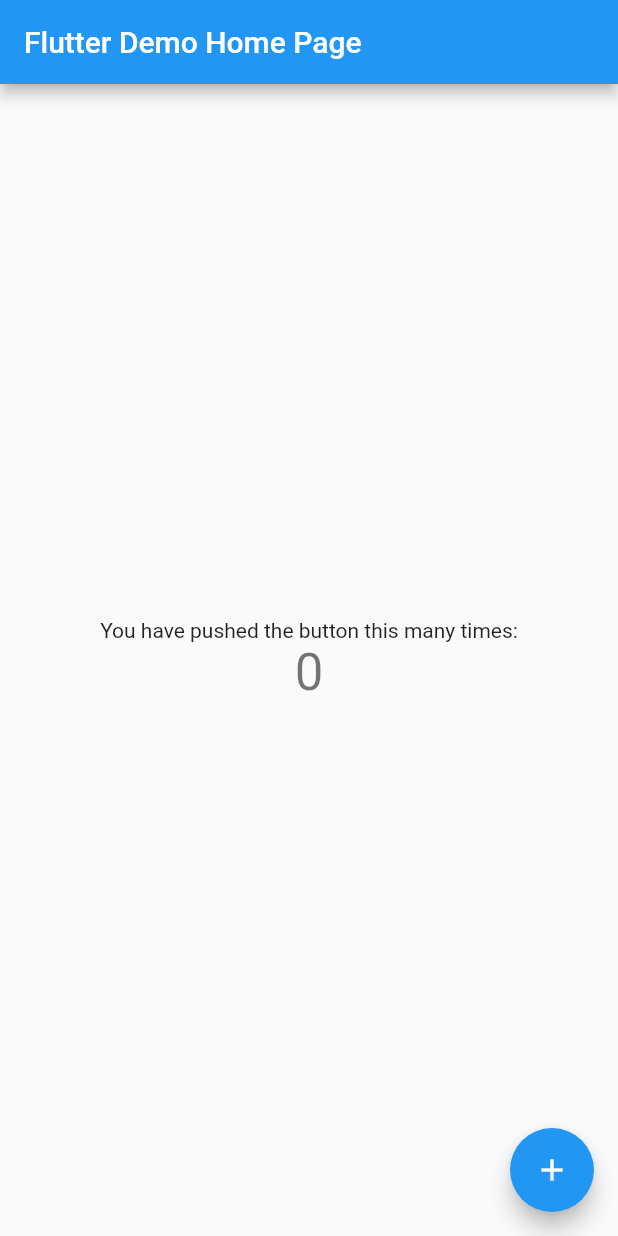
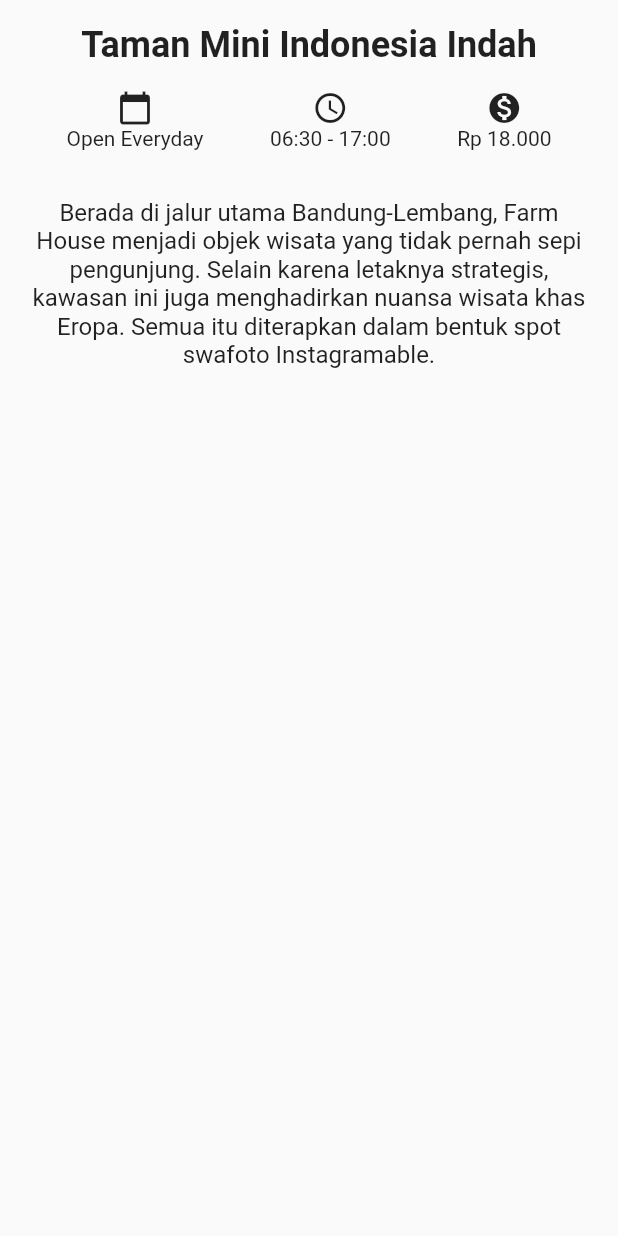
Before and after one commit to Fortissible/flutterWidgetApp, a Flutter app: the screen it shows after launch, on a phone screen of 412 x 824 dp. Run offline on Flutter 3.47's test engine with Material 2 defaults, Android fonts, the phone set to English and light mode, and no system bars.

Commit message:
Create detail screen with widget

```diff
--- a/flutter_widget_app/lib/main.dart
+++ b/flutter_widget_app/lib/main.dart
@@ -1,115 +1,82 @@
 import 'package:flutter/material.dart';
 
-void main() {
-  runApp(const MyApp());
-}
+void main() => runApp(const TourismApp());
 
-class MyApp extends StatelessWidget {
-  const MyApp({super.key});
 
-  // This widget is the root of your application.
+class TourismApp extends StatelessWidget{
+  const TourismApp({Key? key, }) : super(key:key);
+
+
   @override
   Widget build(BuildContext context) {
     return MaterialApp(
-      title: 'Flutter Demo',
-      theme: ThemeData(
-        // This is the theme of your application.
-        //
-        // Try running your application with "flutter run". You'll see the
-        // application has a blue toolbar. Then, without quitting the app, try
-        // changing the primarySwatch below to Colors.green and then invoke
-        // "hot reload" (press "r" in the console where you ran "flutter run",
-        // or simply save your changes to "hot reload" in a Flutter IDE).
-        // Notice that the counter didn't reset back to zero; the application
-        // is not restarted.
-        primarySwatch: Colors.blue,
-      ),
-      home: const MyHomePage(title: 'Flutter Demo Home Page'),
+      title: "wisata turisme",
+      theme: ThemeData(),
+      home: const DetailScreen(),
     );
   }
 }
 
-class MyHomePage extends StatefulWidget {
-  const MyHomePage({super.key, required this.title});
-
-  // This widget is the home page of your application. It is stateful, meaning
-  // that it has a State object (defined below) that contains fields that affect
-  // how it looks.
-
-  // This class is the configuration for the state. It holds the values (in this
-  // case the title) provided by the parent (in this case the App widget) and
-  // used by the build method of the State. Fields in a Widget subclass are
-  // always marked "final".
-
-  final String title;
-
-  @override
-  State<MyHomePage> createState() => _MyHomePageState();
-}
-
-class _MyHomePageState extends State<MyHomePage> {
-  int _counter = 0;
-
-  void _incrementCounter() {
-    setState(() {
-      // This call to setState tells the Flutter framework that something has
-      // changed in this State, which causes it to rerun the build method below
-      // so that the display can reflect the updated values. If we changed
-      // _counter without calling setState(), then the build method would not be
-      // called again, and so nothing would appear to happen.
-      _counter++;
-    });
-  }
+class DetailScreen extends StatelessWidget{
+  const DetailScreen({Key? key,}) : super(key:key);
 
   @override
   Widget build(BuildContext context) {
-    // This method is rerun every time setState is called, for instance as done
-    // by the _incrementCounter method above.
-    //
-    // The Flutter framework has been optimized to make rerunning build methods
-    // fast, so that you can just rebuild anything that needs updating rather
-    // than having to individually change instances of widgets.
     return Scaffold(
-      appBar: AppBar(
-        // Here we take the value from the MyHomePage object that was created by
-        // the App.build method, and use it to set our appbar title.
-        title: Text(widget.title),
-      ),
-      body: Center(
-        // Center is a layout widget. It takes a single child and positions it
-        // in the middle of the parent.
+      body: SafeArea(
         child: Column(
-          // Column is also a layout widget. It takes a list of children and
-          // arranges them vertically. By default, it sizes itself to fit its
-          // children horizontally, and tries to be as tall as its parent.
-          //
-          // Invoke "debug painting" (press "p" in the console, choose the
-          // "Toggle Debug Paint" action from the Flutter Inspector in Android
-          // Studio, or the "Toggle Debug Paint" command in Visual Studio Code)
-          // to see the wireframe for each widget.
-          //
-          // Column has various properties to control how it sizes itself and
-          // how it positions its children. Here we use mainAxisAlignment to
-          // center the children vertically; the main axis here is the vertical
-          // axis because Columns are vertical (the cross axis would be
-          // horizontal).
-          mainAxisAlignment: MainAxisAlignment.center,
-          children: <Widget>[
-            const Text(
-              'You have pushed the button this many times:',
+          crossAxisAlignment: CrossAxisAlignment.stretch,
+          children: <Widget> [
+            Container(
+              margin: const EdgeInsets.only(top: 16.0),
+              child: const Text(
+                "Taman Mini Indonesia Indah",
+                textAlign: TextAlign.center,
+                style: TextStyle(
+                  fontSize: 24.0,
+                  fontWeight: FontWeight.bold,
+                ),
+              ),
             ),
-            Text(
-              '$_counter',
-              style: Theme.of(context).textTheme.headlineMedium,
+            Container(
+              margin: const EdgeInsets.symmetric(vertical: 16.0),
+              child: Row(
+                mainAxisAlignment: MainAxisAlignment.spaceEvenly,
+                children: <Widget> [
+                  Column(
+                    children: const <Widget> [
+                      Icon(Icons.calendar_today),
+                      Text("Open Everyday")
+                    ],
+                  ),
+                  Column(
+                    children: const <Widget> [
+                      Icon(Icons.access_time),
+                      Text("06:30 - 17:00")
+                    ],
+                  ),
+                  Column(
+                    children: const <Widget> [
+                      Icon(Icons.monetization_on),
+                      Text("Rp 18.000")
+                    ],
+                  ),
+                ],
+              ),
+            ),
+            Container(
+              padding: const EdgeInsets.all(16.0),
+              child: const Text(
+                "Berada di jalur utama Bandung-Lembang, Farm House menjadi objek wisata yang tidak pernah sepi pengunjung. Selain karena letaknya strategis, kawasan ini juga menghadirkan nuansa wisata khas Eropa. Semua itu diterapkan dalam bentuk spot swafoto Instagramable.",
+                textAlign: TextAlign.center,
+                style: TextStyle(
+                  fontSize: 16.0,
+                ),
+              ),
             ),
           ],
         ),
-      ),
-      floatingActionButton: FloatingActionButton(
-        onPressed: _incrementCounter,
-        tooltip: 'Increment',
-        child: const Icon(Icons.add),
-      ), // This trailing comma makes auto-formatting nicer for build methods.
+      )
     );
   }
 }
```
Also changed, not shown: 1 other file.
